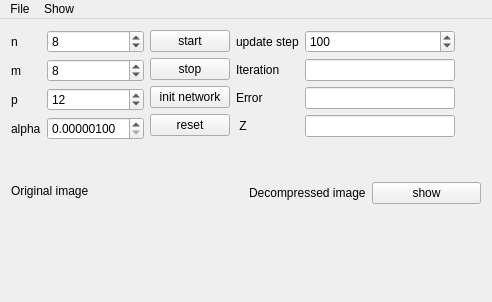
Qt form lab1/mainwindow.ui (asvitenkov/MRZ-Part-2) before a commit.
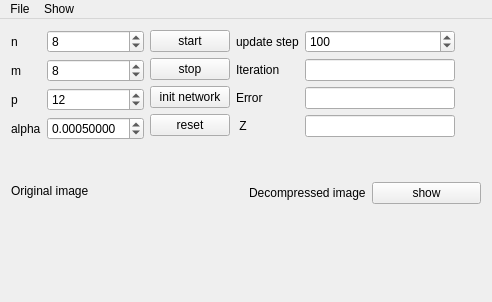
The same form after that commit.

```diff
--- a/lab1/mainwindow.ui
+++ b/lab1/mainwindow.ui
@@ -93,6 +93,9 @@
             <property name="minimum">
              <double>0.000001000000000</double>
             </property>
+            <property name="value">
+             <double>0.000500000000000</double>
+            </property>
            </widget>
           </item>
          </layout>
```
